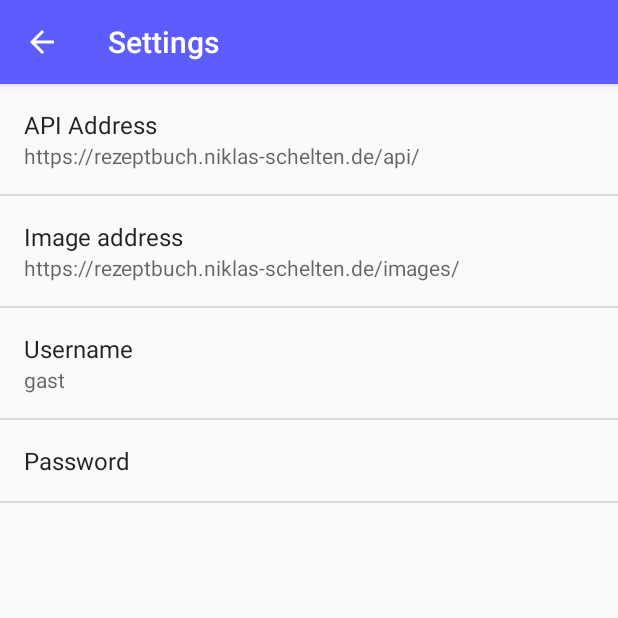
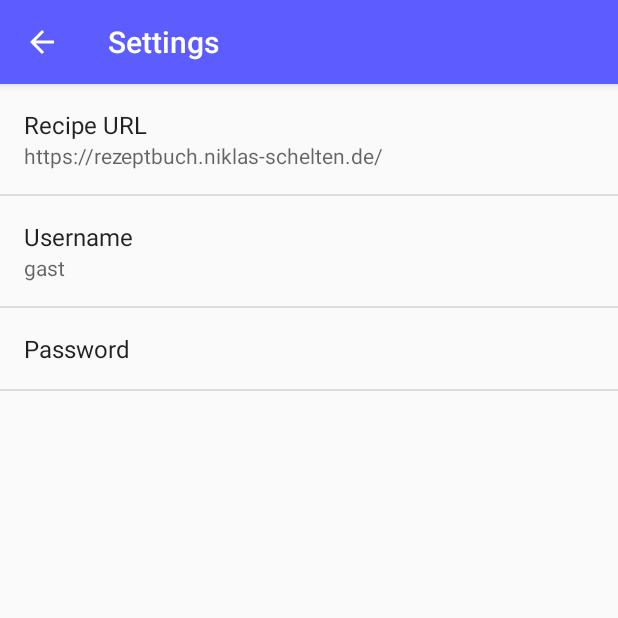
Before and after one commit to Nik-Sch/Rezeptbuch-Android, an Android app: the screen it shows after launch (SettingsActivity), in the side drawer, after a tap on "Settings", on a phone screen of 412 x 824 dp, the top half of it. Run offline under Robolectric (Android 15) with nearby library versions, the phone set to English and light mode, and no system bars; our stand-ins replace Volley; libraries missing offline, so code that uses them is left out: com.futuremind.recyclerviewfastscroll; network calls fail; pictures from the network do not load; 3 statements that could not run were skipped.

Commit message:
sharing/opening of urls, UpdateChecker

```diff
--- a/app/build.gradle
+++ b/app/build.gradle
@@ -9,8 +9,8 @@ android {
         applicationId "de.niklas_schelten.rezeptbuch"
         minSdkVersion 24
         targetSdkVersion 28
-        versionCode 5
-        versionName "1.1.2"
+        versionCode 6
+        versionName "1.2"
         testInstrumentationRunner "android.support.test.runner.AndroidJUnitRunner"
         vectorDrawables.useSupportLibrary = true
     }
--- a/app/src/main/java/de/niklas_schelten/rezeptbuch/ui/MainActivity.kt
+++ b/app/src/main/java/de/niklas_schelten/rezeptbuch/ui/MainActivity.kt
@@ -1,9 +1,7 @@
 package de.niklas_schelten.rezeptbuch.ui
 
-import android.content.Context
 import android.content.Intent
 import android.os.Bundle
-import android.preference.PreferenceManager
 import android.support.design.widget.NavigationView
 import android.support.v4.app.FragmentManager
 import android.support.v4.view.GravityCompat
@@ -13,13 +11,12 @@ import android.support.v7.app.AppCompatActivity
 import android.support.v7.widget.Toolbar
 import android.view.Menu
 import android.view.MenuItem
-import android.widget.Toast
-
 import de.niklas_schelten.rezeptbuch.R
 import de.niklas_schelten.rezeptbuch.ui.categorylist.CategoryListFragment
 import de.niklas_schelten.rezeptbuch.ui.recipelist.RecipeListFragment
 import de.niklas_schelten.rezeptbuch.util.DataStructures
 import de.niklas_schelten.rezeptbuch.util.History
+import de.niklas_schelten.rezeptbuch.util.UpdateChecker
 import de.niklas_schelten.rezeptbuch.util.WebClient
 
 class MainActivity : AppCompatActivity(), NavigationView.OnNavigationItemSelectedListener,
@@ -45,6 +42,9 @@ class MainActivity : AppCompatActivity(), NavigationView.OnNavigationItemSelecte
 
     // retrieve new recipes if there are any
     WebClient(applicationContext).downloadRecipes()
+
+    // check for updates
+    UpdateChecker(applicationContext).checkRelease()
 
     if (savedInstanceState == null) {
       mNavigationView.menu?.performIdentifierAction(R.id.nav_home, 0)
@@ -187,4 +187,8 @@ class MainActivity : AppCompatActivity(), NavigationView.OnNavigationItemSelecte
     }
     mNavigationView.menu?.getItem(mRootSelection)?.isChecked = true
   }
+
+  companion object {
+    const val ARG_ERROR = "error"
+  }
 }
--- a/app/src/main/java/de/niklas_schelten/rezeptbuch/ui/SettingsActivity.kt
+++ b/app/src/main/java/de/niklas_schelten/rezeptbuch/ui/SettingsActivity.kt
@@ -4,17 +4,9 @@ import android.annotation.TargetApi
 import android.content.Context
 import android.content.Intent
 import android.content.res.Configuration
-import android.media.RingtoneManager
-import android.net.Uri
 import android.os.Build
 import android.os.Bundle
-import android.preference.ListPreference
-import android.preference.Preference
-import android.preference.PreferenceActivity
-import android.preference.PreferenceFragment
-import android.preference.PreferenceManager
-import android.preference.RingtonePreference
-import android.text.TextUtils
+import android.preference.*
 import android.view.MenuItem
 import de.niklas_schelten.rezeptbuch.R
 
@@ -85,8 +77,7 @@ class SettingsActivity : AppCompatPreferenceActivity() {
       // to their values. When their values change, their summaries are
       // updated to reflect the new value, per the Android Design
       // guidelines.
-      bindPreferenceSummaryToValue(findPreference("api_address"))
-      bindPreferenceSummaryToValue(findPreference("image_address"))
+      bindPreferenceSummaryToValue(findPreference("url"))
       bindPreferenceSummaryToValue(findPreference("username"))
 //      bindPreferenceSummaryToValue(findPreference("password"))
     }
--- /dev/null
+++ b/app/src/main/java/de/niklas_schelten/rezeptbuch/util/UpdateChecker.kt
@@ -0,0 +1,78 @@
+package de.niklas_schelten.rezeptbuch.util
+
+import android.app.Notification.EXTRA_NOTIFICATION_ID
+import android.app.NotificationChannel
+import android.app.NotificationManager
+import android.app.PendingIntent
+import android.content.Context
+import android.content.Intent
+import android.net.Uri
+import android.os.Build
+import android.support.annotation.RequiresApi
+import android.support.v4.app.NotificationCompat
+import android.support.v4.app.NotificationManagerCompat
+import android.util.Log
+import com.android.volley.RequestQueue
+import com.android.volley.toolbox.JsonObjectRequest
+import com.android.volley.toolbox.Volley
+import de.niklas_schelten.rezeptbuch.BuildConfig
+import de.niklas_schelten.rezeptbuch.R
+import org.json.JSONObject
+
+class UpdateChecker(private val mContext: Context) {
+
+    private val mRequestQueue: RequestQueue = Volley.newRequestQueue(mContext)
+
+    private fun createNotificationChannel() {
+        // Create the NotificationChannel, but only on API 26+ because
+        // the NotificationChannel class is new and not in the support library
+        if (Build.VERSION.SDK_INT >= Build.VERSION_CODES.O) {
+            val name = mContext.getString(R.string.notification_channel)
+            val descriptionText = mContext.getString(R.string.notification_channel_description)
+            val importance = NotificationManager.IMPORTANCE_HIGH
+            val channel = NotificationChannel(mContext.getString(R.string.notification_channel_id), name, importance).apply {
+                description = descriptionText
+            }
+            // Register the channel with the system
+            val notificationManager: NotificationManager =
+                    mContext.getSystemService(Context.NOTIFICATION_SERVICE) as NotificationManager
+            notificationManager.createNotificationChannel(channel)
+        }
+    }
+
+    fun checkRelease() {
+        val request = JsonObjectRequest(RELEASE_URL, null, { response ->
+            val gitTag = response.getString("tag_name")
+            if (BuildConfig.VERSION_NAME < gitTag) {
+                createNotificationChannel()
+
+                val downloadIntent = Intent(Intent.ACTION_VIEW)
+                val url = response.getString("html_url")
+                Log.println(Log.VERBOSE, TAG, url)
+                downloadIntent.data = Uri.parse(url)
+
+                val downloadPendingIntent = PendingIntent.getActivity(mContext, 0, downloadIntent, 0)
+
+                val builder = NotificationCompat.Builder(mContext, mContext.getString(R.string.notification_channel_id))
+                        .setSmallIcon(R.drawable.app_logo)
+                        .setContentTitle(mContext.getString(R.string.update_notification_title))
+                        .setContentText(mContext.getString(R.string.update_notification_description, gitTag))
+                        .setPriority(NotificationCompat.PRIORITY_MAX)
+                        .setContentIntent(downloadPendingIntent)
+                NotificationManagerCompat.from(mContext).notify(UPDATE_NOTIFICATION_ID, builder.build())
+
+            }
+        },
+                { error ->
+                    Log.e(TAG, "update failed: $error")
+                })
+        mRequestQueue.add(request)
+    }
+
+    companion object {
+        const val RELEASE_URL = "https://api.github.com/repos/Nik-Sch/Rezeptbuch-Android/releases/latest"
+        private const val TAG = "UpdateChecker"
+        private const val ACTION_DOWNLOAD = "action_download"
+        private const val UPDATE_NOTIFICATION_ID = 1337
+    }
+}
--- a/app/src/main/res/menu/recipe.xml
+++ b/app/src/main/res/menu/recipe.xml
@@ -14,6 +14,12 @@
         android:title="@string/action_share"
         app:showAsAction="ifRoom"/>
     <item
+        android:id="@+id/action_share_image"
+        android:icon="@drawable/ic_share_white_24dp"
+        android:orderInCategory="1"
+        android:title="@string/action_share_image"
+        app:showAsAction="never"/>
+    <item
         android:id="@+id/action_edit"
         android:icon="@drawable/ic_edit_white_24dp"
         android:orderInCategory="1"
--- a/app/src/main/res/values/strings.xml
+++ b/app/src/main/res/values/strings.xml
@@ -58,16 +58,14 @@
     <string name="empty_history">"You have not viewed any recipes.\nTherefore, the history is empty."</string>
     <string name="action_fav">Favorite</string>
     <string name="no_favorite">"You have not favored any recipes.\nTo do so, click the heart when viewing a recipe."</string>
-    <string name="action_share">Share</string>
+    <string name="action_share">Share as Link</string>
+    <string name="action_share_image">Share as Image</string>
     <string name="title_activity_settings">Settings</string>
 
     <!-- Strings related to Settings -->
 
-    <string name="pref_title_api_address">API Address</string>
-    <string name="pref_default_api_address" translatable="false">https://rezeptbuch.niklas-schelten.de/api/</string>
-
-    <string name="pref_title_image_address">Image address</string>
-    <string name="pref_default_image_address" translatable="false">https://rezeptbuch.niklas-schelten.de/images/</string>
+    <string name="pref_title_url">Recipe URL</string>
+    <string name="pref_default_url" translatable="false">https://rezeptbuch.niklas-schelten.de/</string>
 
     <string name="pref_title_username">Username</string>
     <string name="pref_default_username" translatable="false">gast</string>
@@ -78,4 +76,15 @@
     <string name="pref_header_general">General Settings</string>
     <string name="error_description_wrong_password">Failed to connect to the server. Check your username and password in the Settings.</string>
     <string name="error_title_wrong_password">Wrong Credentials</string>
+    <string name="notification_channel" translatable="false">Update Notifications</string>
+    <string name="notification_channel_description" translatable="false">Notifications about updates</string>
+    <string name="notification_channel_id" translatable="false">1337</string>
+    <string name="update_notification_title">A new update is available</string>
+    <string name="update_notification_description">The version %1$s is available.</string>
+    <string name="filter_view_recipe" translatable="false">Rezeptbuch</string>
+    <string name="share_image">Share the recipe as an image</string>
+    <string name="share">Share the recipe link</string>
+    <string name="no_recipe">There is no recipe with this id.</string>
+
+
 </resources>
--- a/app/src/main/res/xml/pref_general.xml
+++ b/app/src/main/res/xml/pref_general.xml
@@ -1,22 +1,13 @@
 <PreferenceScreen xmlns:android="http://schemas.android.com/apk/res/android">
 
     <EditTextPreference
-        android:defaultValue="@string/pref_default_api_address"
+        android:defaultValue="@string/pref_default_url"
         android:inputType="textUri"
-        android:key="api_address"
+        android:key="url"
         android:maxLines="1"
         android:selectAllOnFocus="true"
         android:singleLine="true"
-        android:title="@string/pref_title_api_address" />
-
-    <EditTextPreference
-        android:inputType="textUri"
-        android:defaultValue="@string/pref_default_image_address"
-        android:key="image_address"
-        android:maxLines="1"
-        android:selectAllOnFocus="true"
-        android:singleLine="true"
-        android:title="@string/pref_title_image_address" />
+        android:title="@string/pref_title_url" />
 
     <EditTextPreference
         android:inputType="text"
```
Also changed, not shown: app/src/main/AndroidManifest.xml (+16 -2 lines), app/src/main/java/de/niklas_schelten/rezeptbuch/ui/RecipeActivity.kt (+55 -8 lines), app/src/main/java/de/niklas_schelten/rezeptbuch/util/WebClient.kt (+20 -23 lines), 2 other files.
